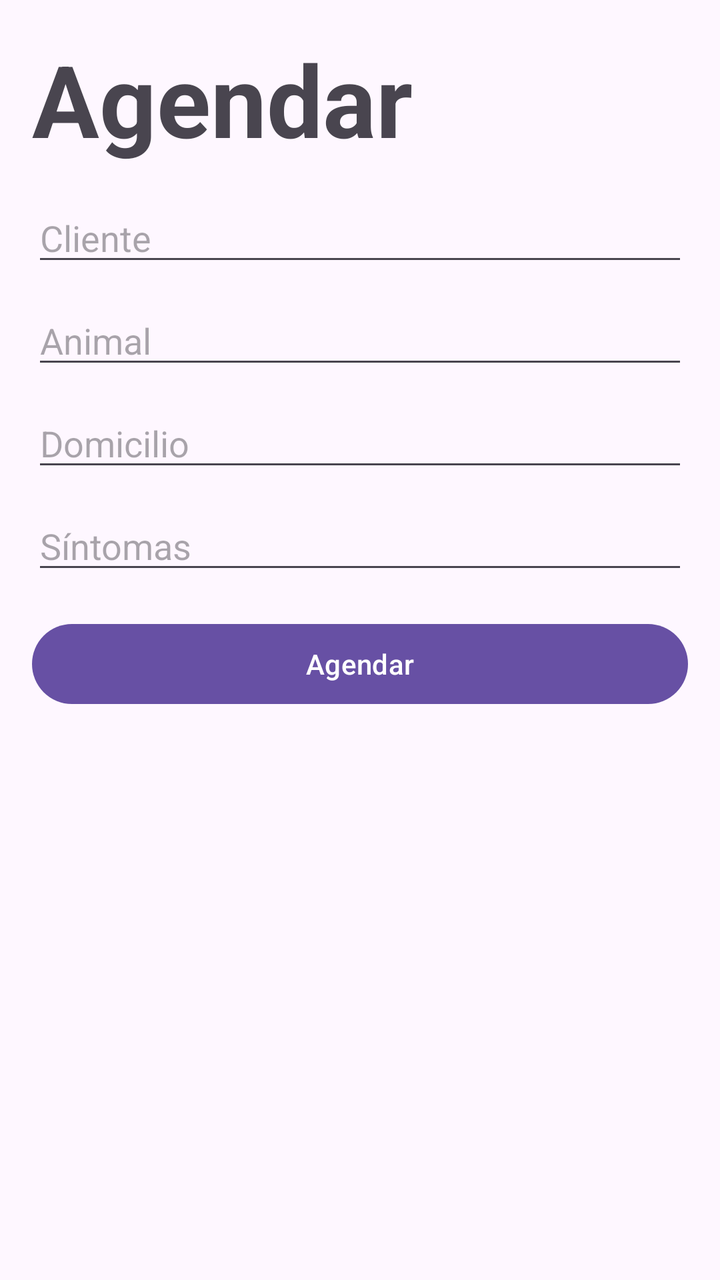
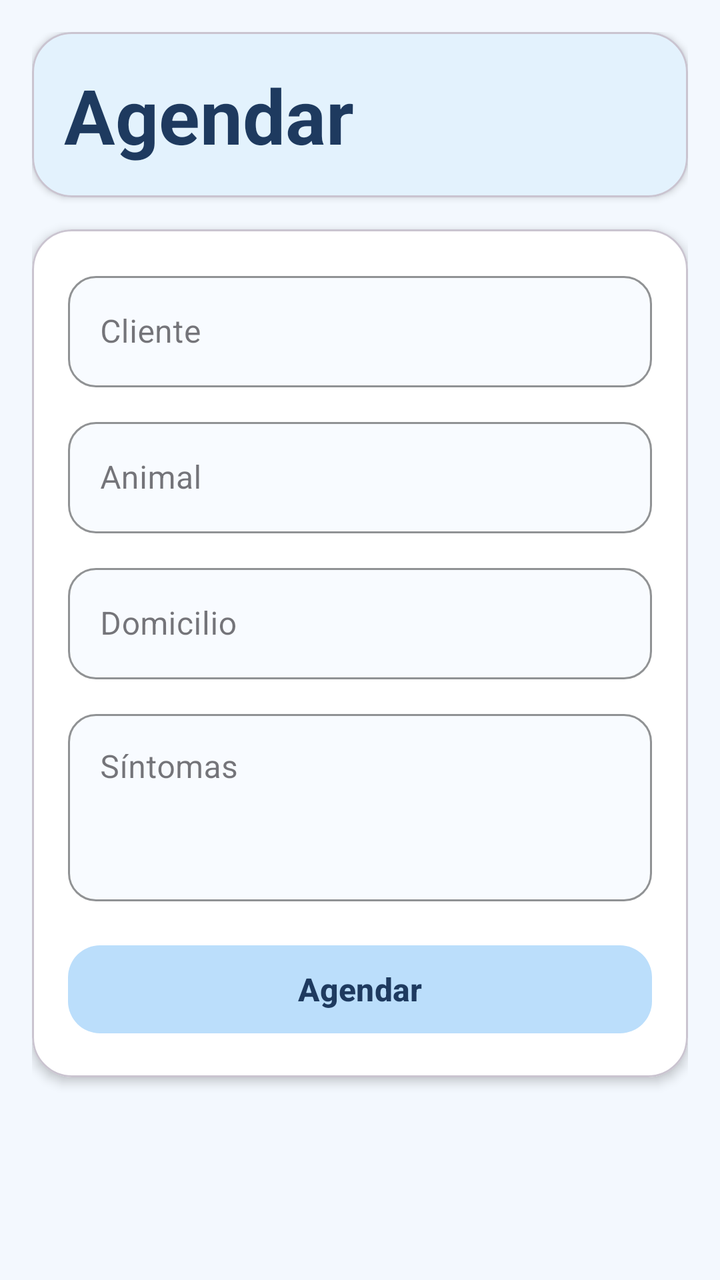

An Android layout rendered at two revisions. The XML below is the earlier revision; the diff shows what the commit changed to produce the second picture.
<!-- AndroidManifest.xml: application theme Theme.Proyecto_u3_Itzel_Monserrat -->
<!-- res/layout/activity_form_cita.xml -->
<?xml version="1.0" encoding="utf-8"?>
<ScrollView xmlns:android="http://schemas.android.com/apk/res/android"
    android:layout_width="match_parent"
    android:layout_height="match_parent"
    android:padding="16dp">

    <LinearLayout
        android:layout_width="match_parent"
        android:layout_height="wrap_content"
        android:orientation="vertical">

        <TextView
            android:layout_width="match_parent"
            android:layout_height="wrap_content"
            android:layout_marginBottom="14dp"
            android:text="Agendar"
            android:textSize="50sp"
            android:textStyle="bold" />

        <EditText
            android:id="@+id/etCliente"
            android:layout_width="match_parent"
            android:layout_height="wrap_content"
            android:layout_marginBottom="10dp"
            android:hint="Cliente"
            android:inputType="textPersonName" />

        <EditText
            android:id="@+id/etAnimal"
            android:layout_width="match_parent"
            android:layout_height="wrap_content"
            android:layout_marginBottom="10dp"
            android:hint="Animal"
            android:inputType="text" />

        <EditText
            android:id="@+id/etDomicilio"
            android:layout_width="match_parent"
            android:layout_height="wrap_content"
            android:layout_marginBottom="10dp"
            android:hint="Domicilio"
            android:inputType="textPostalAddress" />

        <EditText
            android:id="@+id/etSintomas"
            android:layout_width="match_parent"
            android:layout_height="wrap_content"
            android:layout_marginBottom="16dp"
            android:hint="Síntomas"
            android:inputType="textMultiLine" />

        <Button
            android:id="@+id/btnGuardarCita"
            android:layout_width="match_parent"
            android:layout_height="wrap_content"
            android:text="Agendar" />

    </LinearLayout>
</ScrollView>
<!-- resources referenced by this layout -->
<resources>
  <style name="Theme.Proyecto_u3_Itzel_Monserrat" parent="Base.Theme.Proyecto_u3_Itzel_Monserrat" />
  <style name="Base.Theme.Proyecto_u3_Itzel_Monserrat" parent="Theme.Material3.DayNight.NoActionBar">
          
          
      </style>
</resources>

<!-- the commit's change to res/layout/activity_form_cita.xml (unified diff, before → after) -->
@@ -1,7 +1,10 @@
 <?xml version="1.0" encoding="utf-8"?>
 <ScrollView xmlns:android="http://schemas.android.com/apk/res/android"
+    xmlns:app="http://schemas.android.com/apk/res-auto"
     android:layout_width="match_parent"
     android:layout_height="match_parent"
+    android:background="#F3F8FE"
+    android:fillViewport="true"
     android:padding="16dp">
 
     <LinearLayout
@@ -9,51 +12,133 @@
         android:layout_height="wrap_content"
         android:orientation="vertical">
 
-        <TextView
-            android:layout_width="match_parent"
-            android:layout_height="wrap_content"
-            android:layout_marginBottom="14dp"
-            android:text="Agendar"
-            android:textSize="50sp"
-            android:textStyle="bold" />
-
-        <EditText
-            android:id="@+id/etCliente"
-            android:layout_width="match_parent"
-            android:layout_height="wrap_content"
-            android:layout_marginBottom="10dp"
-            android:hint="Cliente"
-            android:inputType="textPersonName" />
-
-        <EditText
-            android:id="@+id/etAnimal"
-            android:layout_width="match_parent"
-            android:layout_height="wrap_content"
-            android:layout_marginBottom="10dp"
-            android:hint="Animal"
-            android:inputType="text" />
-
-        <EditText
-            android:id="@+id/etDomicilio"
-            android:layout_width="match_parent"
-            android:layout_height="wrap_content"
-            android:layout_marginBottom="10dp"
-            android:hint="Domicilio"
-            android:inputType="textPostalAddress" />
-
-        <EditText
-            android:id="@+id/etSintomas"
+        <com.google.android.material.card.MaterialCardView
             android:layout_width="match_parent"
             android:layout_height="wrap_content"
             android:layout_marginBottom="16dp"
-            android:hint="Síntomas"
-            android:inputType="textMultiLine" />
+            app:cardBackgroundColor="#E3F2FD"
+            app:cardCornerRadius="20dp"
+            app:cardElevation="2dp">
 
-        <Button
-            android:id="@+id/btnGuardarCita"
+            <TextView
+                android:layout_width="match_parent"
+                android:layout_height="wrap_content"
+                android:padding="16dp"
+                android:text="Agendar"
+                android:textColor="#1E3A5F"
+                android:textSize="38sp"
+                android:textStyle="bold" />
+        </com.google.android.material.card.MaterialCardView>
+
+        <com.google.android.material.card.MaterialCardView
             android:layout_width="match_parent"
             android:layout_height="wrap_content"
-            android:text="Agendar" />
+            app:cardBackgroundColor="#FFFFFF"
+            app:cardCornerRadius="20dp"
+            app:cardElevation="3dp">
+
+            <LinearLayout
+                android:layout_width="match_parent"
+                android:layout_height="wrap_content"
+                android:orientation="vertical"
+                android:padding="18dp">
+
+                <com.google.android.material.textfield.TextInputLayout
+                    style="@style/Widget.MaterialComponents.TextInputLayout.OutlinedBox"
+                    android:layout_width="match_parent"
+                    android:layout_height="wrap_content"
+                    android:layout_marginBottom="12dp"
+                    android:hint="Cliente"
+                    app:boxBackgroundColor="#F8FBFF"
+                    app:boxCornerRadiusBottomEnd="14dp"
+                    app:boxCornerRadiusBottomStart="14dp"
+                    app:boxCornerRadiusTopEnd="14dp"
+                    app:boxCornerRadiusTopStart="14dp"
+                    app:boxStrokeColor="#90CAF9">
+
+                    <com.google.android.material.textfield.TextInputEditText
+                        android:id="@+id/etCliente"
+                        android:layout_width="match_parent"
+                        android:layout_height="wrap_content"
+                        android:inputType="textPersonName" />
+                </com.google.android.material.textfield.TextInputLayout>
+
+                <com.google.android.material.textfield.TextInputLayout
+                    style="@style/Widget.MaterialComponents.TextInputLayout.OutlinedBox"
+                    android:layout_width="match_parent"
+                    android:layout_height="wrap_content"
+                    android:layout_marginBottom="12dp"
+                    android:hint="Animal"
+                    app:boxBackgroundColor="#F8FBFF"
+                    app:boxCornerRadiusBottomEnd="14dp"
+                    app:boxCornerRadiusBottomStart="14dp"
+                    app:boxCornerRadiusTopEnd="14dp"
+                    app:boxCornerRadiusTopStart="14dp"
+                    app:boxStrokeColor="#90CAF9">
+
+                    <com.google.android.material.textfield.TextInputEditText
+                        android:id="@+id/etAnimal"
+                        android:layout_width="match_parent"
+                        android:layout_height="wrap_content"
+                        android:inputType="text" />
+                </com.google.android.material.textfield.TextInputLayout>
+
+                <com.google.android.material.textfield.TextInputLayout
+                    style="@style/Widget.MaterialComponents.TextInputLayout.OutlinedBox"
+                    android:layout_width="match_parent"
+                    android:layout_height="wrap_content"
+                    android:layout_marginBottom="12dp"
+                    android:hint="Domicilio"
+                    app:boxBackgroundColor="#F8FBFF"
+                    app:boxCornerRadiusBottomEnd="14dp"
+                    app:boxCornerRadiusBottomStart="14dp"
+                    app:boxCornerRadiusTopEnd="14dp"
+                    app:boxCornerRadiusTopStart="14dp"
+                    app:boxStrokeColor="#90CAF9">
+
+                    <com.google.android.material.textfield.TextInputEditText
+                        android:id="@+id/etDomicilio"
+                        android:layout_width="match_parent"
+                        android:layout_height="wrap_content"
+                        android:inputType="textPostalAddress" />
+                </com.google.android.material.textfield.TextInputLayout>
+
+                <com.google.android.material.textfield.TextInputLayout
+                    style="@style/Widget.MaterialComponents.TextInputLayout.OutlinedBox"
+                    android:layout_width="match_parent"
+                    android:layout_height="wrap_content"
+                    android:layout_marginBottom="18dp"
+                    android:hint="Síntomas"
+                    app:boxBackgroundColor="#F8FBFF"
+                    app:boxCornerRadiusBottomEnd="14dp"
+                    app:boxCornerRadiusBottomStart="14dp"
+                    app:boxCornerRadiusTopEnd="14dp"
+                    app:boxCornerRadiusTopStart="14dp"
+                    app:boxStrokeColor="#90CAF9">
+
+                    <com.google.android.material.textfield.TextInputEditText
+                        android:id="@+id/etSintomas"
+                        android:layout_width="match_parent"
+                        android:layout_height="wrap_content"
+                        android:gravity="top"
+                        android:inputType="textMultiLine"
+                        android:minLines="3" />
+                </com.google.android.material.textfield.TextInputLayout>
+
+                <com.google.android.material.button.MaterialButton
+                    android:id="@+id/btnGuardarCita"
+                    android:layout_width="match_parent"
+                    android:layout_height="52dp"
+                    android:text="Agendar"
+                    android:textAllCaps="false"
+                    android:textColor="#1E3A5F"
+                    android:textSize="16sp"
+                    android:textStyle="bold"
+                    app:backgroundTint="#BBDEFB"
+                    app:cornerRadius="16dp"
+                    app:rippleColor="#90CAF9" />
+            </LinearLayout>
+        </com.google.android.material.card.MaterialCardView>
 
     </LinearLayout>
 </ScrollView>
